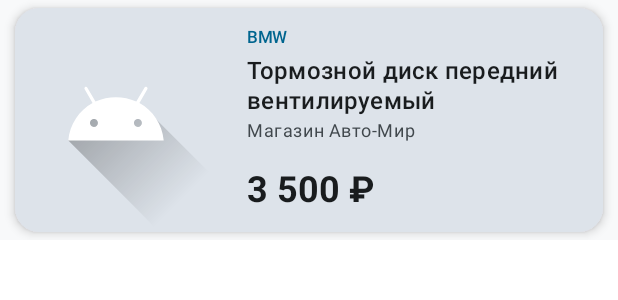
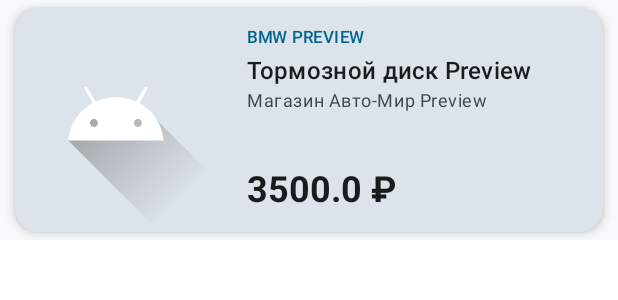
Before and after one commit to laughinme/auto-spare-parts, an Android app built with Jetpack Compose: the @Preview function SparePartCardPreview, on a phone screen of 412 x 824 dp. Shown: the top 300 px of the screen. Run offline under Robolectric (Android 15) with nearby library versions, the phone set to English and light mode, and no system bars; network calls fail; pictures from the network do not load; Roboto replaces fonts that are not available here.

Commit message:
[mobile] Refactor SparePartCard and update its usage
- Modified `SparePartCard` to accept a `ProductModel` object and an `onClick` lambda for navigation.
- Updated `SparePartCard` previews to use a sample `ProductModel`.
- Removed `UUID` import from `MediaModel` as it was unused.
- Adjusted `HomeTabScreen` and `SearchResultScreen` to pass the `ProductModel` to `SparePartCard` and added a placeholder for navigation logic in the `onClick` handler.

```diff
--- a/mobile/app/src/main/java/com/lapcevichme/templates/domain/model/MediaModel.kt
+++ b/mobile/app/src/main/java/com/lapcevichme/templates/domain/model/MediaModel.kt
@@ -1,6 +1,4 @@
 package com.lapcevichme.templates.domain.model
-
-import java.util.UUID
 
 data class MediaModel(
     val id: String,
--- a/mobile/app/src/main/java/com/lapcevichme/templates/presentation/components/homeTabCards/SparePartCard.kt
+++ b/mobile/app/src/main/java/com/lapcevichme/templates/presentation/components/homeTabCards/SparePartCard.kt
@@ -35,6 +35,11 @@ import androidx.compose.ui.unit.sp
 import coil.compose.AsyncImage
 import coil.request.ImageRequest
 import com.lapcevichme.templates.R
+import com.lapcevichme.templates.domain.model.MediaModel // Предполагаемый импорт для MediaModel, если он не в ProductModel
+import com.lapcevichme.templates.domain.model.OrganizationShare // Предполагаемый импорт для OrganizationShare, если он не в ProductModel
+import com.lapcevichme.templates.domain.model.ProductModel
+import com.lapcevichme.templates.domain.model.enums.ProductCondition
+import com.lapcevichme.templates.domain.model.enums.ProductStatus
 import com.lapcevichme.templates.ui.theme.PreviewTheme
 
 // It's good practice to have actual drawable resources for placeholders and errors
@@ -42,18 +47,22 @@ import com.lapcevichme.templates.ui.theme.PreviewTheme
 
 @Composable
 fun SparePartCard(
-    imageUrl: String = "https://www.google.com/imgres?q=%D1%8F%D0%B4%D0%B5%D1%80%D0%BD%D1%8B%D0%B9%20%D0%B2%D0%B7%D1%80%D1%8B%D0%B2&imgurl=https%3A%2F%2Fupload.wikimedia.org%2Fwikipedia%2Fcommons%2F7%2F79%2FOperation_Upshot-Knothole_-_Badger_001.jpg&imgrefurl=https%3A%2F%2Fru.wikipedia.org%2Fwiki%2F%25D0%25AF%25D0%25B4%25D0%25B5%25D1%2580%25D0%25BD%25D0%25BE%25D0%25B5_%25D0%25BE%25D1%2580%25D1%2583%25D0%25B6%25D0%25B8%25D0%25B5&docid=SNmwVVPlXS33RM&tbnid=tlbjR2Iqbdpb4M&vet=12ahUKEwj1v6fBk56PAxXJFhAIHbmGOjwQM3oECBAQAA..i&w=1140&h=969&hcb=2&ved=2ahUKEwj1v6fBk56PAxXJFhAIHbmGOjwQM3oECBAQAA",
-    brand: String = "BMW",
-    productName: String = "Тормозной диск передний вентилируемый",
-    shopName: String = "Магазин Авто-Мир",
-    price: String = "3 500 ₽",
+    product: ProductModel, // Измененный параметр
+    onClick: () -> Unit = {} // Добавлен onClick для навигации
 ) {
+    // Используем значения из product:
+    val imageUrl = product.media.firstOrNull()?.url ?: "https://upload.wikimedia.org/wikipedia/commons/7/79/Operation_Upshot-Knothole_-_Badger_001.jpg" // URL заглушки, если нет изображения
+    val brand = product.brand
+    val productName = product.partNumber
+    val shopName = product.organization.name // Убрал безопасный доступ, т.к. organization не nullable в ProductModel
+    val price = "${product.price} ₽" // Форматирование цены
+
     Card(
         modifier = Modifier
             .fillMaxWidth()
             .height(160.dp)
             .padding(horizontal = 10.dp, vertical = 5.dp)
-            .clickable(onClick = {}),//TODO Миша сделай тут навигацию на экран товара
+            .clickable(onClick = onClick), // Используем переданный onClick
         shape = MaterialTheme.shapes.large,
         elevation = CardDefaults.cardElevation(defaultElevation = 4.dp)
     ) {
@@ -72,8 +81,8 @@ fun SparePartCard(
                 contentScale = ContentScale.Crop,
                 modifier = Modifier
                     .fillMaxHeight()
-                    .weight(0.35f) // Adjust weight for image width (approx 1/3 or 1/4)
-                    .clip(MaterialTheme.shapes.large) // Clip to card shape if needed, though usually image is flush
+                    .weight(0.35f)
+                    .clip(MaterialTheme.shapes.large)
             )
 
             Spacer(modifier = Modifier.width(8.dp))
@@ -81,7 +90,7 @@ fun SparePartCard(
             Column(
                 modifier = Modifier
                     .weight(0.65f)
-                    .padding(12.dp) // Adjusted padding (sm:p-5 is a bit larger)
+                    .padding(12.dp)
                     .fillMaxHeight(),
                 verticalArrangement = Arrangement.SpaceBetween
             ) {
@@ -99,9 +108,7 @@ fun SparePartCard(
                             ),
                             letterSpacing = 0.5.sp // tracking-wide
                         )
-                        Row(verticalAlignment = Alignment.CenterVertically) {
-                            Spacer(modifier = Modifier.width(4.dp))
-                        }
+                        // Если у вас есть рейтинг или что-то подобное, его можно вернуть сюда
                     }
 
                     Spacer(modifier = Modifier.height(4.dp)) // mb-2 (margin bottom from brand/rating row)
@@ -140,11 +147,30 @@ fun SparePartCard(
     }
 }
 
+// Пример для @Preview, создаем фейковый ProductModel
+private fun getPreviewProductModel(): ProductModel {
+    return ProductModel(
+        id = "preview_id",
+        organization = OrganizationShare(id = "org_id", name = "Магазин Авто-Мир Preview", country = "RU", address = "Какой-то адрес Preview"),        createdAt = "2023-01-01T12:00:00Z",
+        updatedAt = null,
+        brand = "BMW Preview",
+        partNumber = "Тормозной диск Preview",
+        price = 3500.0,
+        condition = ProductCondition.NEW, // Предполагается, что у вас есть такой enum
+        description = "Описание для превью",
+        status = ProductStatus.DRAFT, // Предполагается, что у вас есть такой enum
+        media = listOf(
+            // MediaModel(url="https://...", type="image") // Добавьте пример MediaModel, если нужно
+        )
+    )
+}
+
+
 @Preview(showBackground = true, name = "SparePartCard Light Preview")
 @Composable
 fun SparePartCardPreview() {
     PreviewTheme {
-        SparePartCard()
+        SparePartCard(product = getPreviewProductModel()) // TODO Миша сделай тут навигацию на экран товара
     }
 }
 
@@ -152,6 +178,6 @@ fun SparePartCardPreview() {
 @Composable
 fun SparePartCardDarkPreview() {
     PreviewTheme { // Example dark theme
-         SparePartCard()
+         SparePartCard(product = getPreviewProductModel()) // TODO Миша сделай тут навигацию на экран товара
     }
 }
```
Also changed, not shown: mobile/app/src/main/java/com/lapcevichme/templates/presentation/screen/SearchResultScreen.kt (+6 -6 lines), mobile/app/src/main/java/com/lapcevichme/templates/presentation/screen/tabs/HomeTabScreen.kt (+7 -5 lines).
